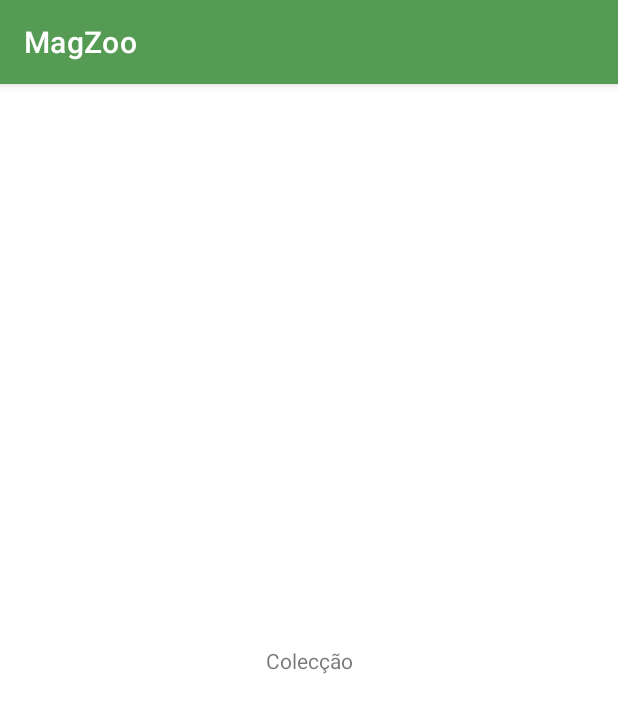
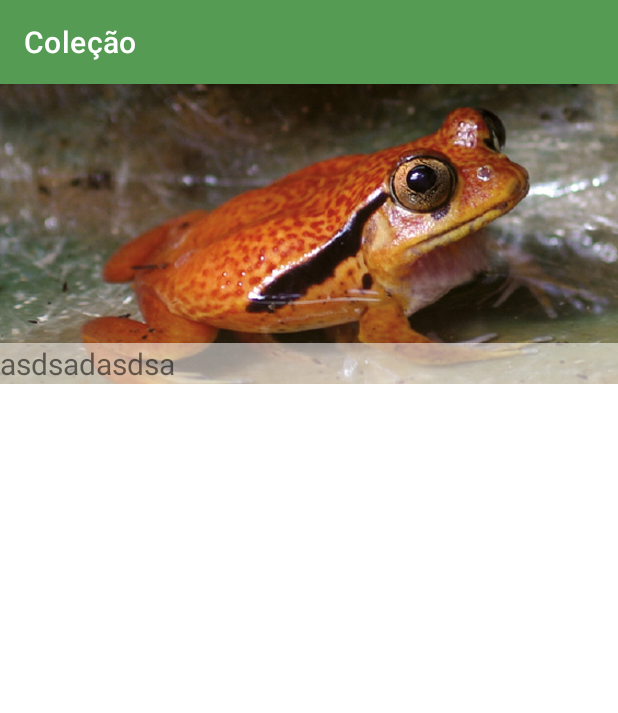
Before and after one commit to magzoo/mag, an Android app: the Map screen opened directly, with no data from a screen before it, after a tap on an icon or button, on a phone screen of 412 x 824 dp. Shown: the top 713 px of the screen. Run offline under Robolectric (Android 15) with nearby library versions, the phone set to English and light mode, and no system bars.

Commit message:
splash, map, collection

```diff
--- a/app/src/main/java/com/example/magzoo/Map.java
+++ b/app/src/main/java/com/example/magzoo/Map.java
@@ -7,10 +7,14 @@ import android.os.Bundle;
 
 import com.example.magzoo.Utilities.Utils;
 
+import androidx.annotation.NonNull;
 import androidx.appcompat.app.AppCompatActivity;
 import androidx.appcompat.widget.Toolbar;
+import androidx.core.view.MotionEventCompat;
 
 import android.util.Log;
+import android.view.Menu;
+import android.view.MenuItem;
 import android.view.MotionEvent;
 import android.view.View;
 import android.widget.Button;
@@ -21,9 +25,6 @@ public class Map extends AppCompatActivity {
 
     private ImageButton btnCollection;
     private ImageButton btnAwards;
-    private Button btnProfile;
-    private Button btnLogout;
-    private Button btnCredits;
     private LinearLayout Layout;
 
     @SuppressLint("ClickableViewAccessibility")
@@ -38,9 +39,6 @@ public class Map extends AppCompatActivity {
         Log.d("bajoraz", "coord1" + Layout);
         btnCollection = findViewById(R.id.btnCollection);
         btnAwards = findViewById(R.id.btnAwards);
-        btnProfile = findViewById(R.id.btnProfile);
-        btnLogout = findViewById(R.id.btnLogout);
-        btnCredits = findViewById(R.id.btnCredits);
         Log.d("bajoraz", "coord1");
 
         btnCollection.setOnClickListener(new View.OnClickListener() {
@@ -58,55 +56,51 @@ public class Map extends AppCompatActivity {
                 startActivity(intent);
             }
         });
-        Log.d("bajoraz", "coord3");
-        btnProfile.setOnClickListener(new View.OnClickListener() {
-            @Override
-            public void onClick(View v) {
-                Intent intent = new Intent(Map.this, Profile.class);
-                startActivity(intent);
-            }
-        });
-        Log.d("bajoraz", "coord4");
-        btnLogout.setOnClickListener(new View.OnClickListener() {
-            @Override
-            public void onClick(View v) {
-                //limpar as shared preferences
-                SharedPreferences sharedLogin = getSharedPreferences("SHARED_PREFS", MODE_PRIVATE);
-                SharedPreferences.Editor editor = sharedLogin.edit();
-                editor.putString("email", "");
-                editor.putString("pass", "");
-                editor.commit();
-
-                Intent intent = new Intent(Map.this, Login.class);
-                startActivity(intent);
-            }
-        });
-        Log.d("bajoraz", "coord5");
-        btnCredits.setOnClickListener(new View.OnClickListener() {
-            @Override
-            public void onClick(View v) {
-                Intent intent = new Intent(Map.this, Credits.class);
-                startActivity(intent);
-            }
-        });
         Log.d("bajoraz", "coord6");
 
         Layout.setOnTouchListener(new View.OnTouchListener() {
             @Override
             public boolean onTouch(View v, MotionEvent event) {
-                Log.d("bajoraz", "if1");
-                if(event.getAction() == MotionEvent.ACTION_UP){
+                if(event.getAction() ==  MotionEvent.ACTION_CANCEL)
+                {
+                    return false;
+                }
+                if (event.getAction() == MotionEvent.ACTION_UP)
+                {
                     Log.d("bajoraz", "if2");
-                    if (event.getAction() == MotionEvent.ACTION_DOWN) {
-                        Log.d("bajoraz", "if3");
-                        float x = event.getX();
-                        float y = event.getY();
-                        Log.d("bajoraz", "coordX Y: " + Utils.convertPixelsToDp(Map.this, x) + " " + Utils.convertPixelsToDp(Map.this, y));
-                        relocateLayout(x, y);
-                    }
-                    return true;
+                    float x = event.getX();
+                    float y = event.getY();
+                    Log.d("bajoraz", "coordX Y: " + Utils.convertPixelsToDp(Map.this, x) + " " + Utils.convertPixelsToDp(Map.this, y));
+                    relocateLayout(x, y);
+                    return false;
                 }
-                return false;
+                return true;
+
+//                int action = event.getAction();
+//
+//                switch(action) {
+//                    case (MotionEvent.ACTION_DOWN) :
+//                        Log.d("bajoraz","Action was DOWN");
+//                        return true;
+//                    case (MotionEvent.ACTION_MOVE) :
+//                        Log.d("bajoraz","Action was MOVE");
+//                        return true;
+//                    case (MotionEvent.ACTION_UP) :
+//
+//                        Log.d("bajoraz","Action was UP");
+//                        return true;
+//                    case (MotionEvent.ACTION_CANCEL) :
+//                        Log.d("bajoraz","Action was CANCEL");
+//                        return true;
+//                    case (MotionEvent.ACTION_OUTSIDE) :
+//                        Log.d("bajoraz","Movement occurred outside bounds " +
+//                                "of current screen element");
+//                        return true;
+//                    default :
+//                        return false;
+//                }
+
+
             }
         });
         Log.d("bajoraz", "coord7");
@@ -117,16 +111,61 @@ public class Map extends AppCompatActivity {
         Log.d("bajoraz", "W" + this.getResources().getDisplayMetrics().widthPixels);
         Log.d("bajoraz", "H" + this.getResources().getDisplayMetrics().heightPixels);
         */
+
     }
 
     private void relocateLayout(float x, float y){
         float centroX = (float)this.getResources().getDisplayMetrics().widthPixels/2;
         float centroY = (float)this.getResources().getDisplayMetrics().heightPixels/2;
+        Log.d("bajoraz", "Cx: " + centroX);
+        Log.d("bajoraz", "Cy: " + centroY);
+
 
         float layoutX = Layout.getX();
         float layoutY = Layout.getY();
-        Layout.setX(layoutX-(x - layoutX + centroX));
-        Layout.setY(layoutY-(y - layoutY + centroY));
+        Log.d("bajoraz", "Lx: " + layoutX);
+        Log.d("bajoraz", "Ly: " + layoutY);
+
+
+        Layout.setX(layoutX-(x + layoutX - centroX));
+        Layout.setY(layoutY-(y + layoutY - centroY));
+        //Layout.setY(layoutY+20);
+        Log.d("bajoraz","ResultY: " + (layoutY-(y - layoutY + centroY)));
+        Log.d("bajoraz", "layoutY: " + Layout.getY());
     }
 
+
+    @Override
+    public boolean onCreateOptionsMenu(Menu menu) {
+        getMenuInflater().inflate(R.menu.menu, menu);
+        return true;
+    }
+
+    @Override
+    public boolean onOptionsItemSelected(@NonNull MenuItem item) {
+        int id = item.getItemId();
+        Intent intent = null;
+        switch (id)
+        {
+            case R.id.creditos:
+                 intent = new Intent(Map.this, Credits.class);
+                break;
+            case R.id.perfil:
+                intent = new Intent(Map.this, Profile.class);
+                break;
+            case R.id.logout:
+                SharedPreferences sharedLogin = getSharedPreferences("SHARED_PREFS", MODE_PRIVATE);
+                SharedPreferences.Editor editor = sharedLogin.edit();
+                editor.putString("email", "");
+                editor.putString("pass", "");
+                editor.commit();
+
+                intent = new Intent(Map.this, Login.class);
+                break;
+        }
+        if (intent!=null)
+            startActivity(intent);
+
+        return true;
+    }
 }
--- a/app/src/main/res/layout/activity_collection.xml
+++ b/app/src/main/res/layout/activity_collection.xml
@@ -1,19 +1,42 @@
 <?xml version="1.0" encoding="utf-8"?>
-<androidx.constraintlayout.widget.ConstraintLayout xmlns:android="http://schemas.android.com/apk/res/android"
+<LinearLayout xmlns:android="http://schemas.android.com/apk/res/android"
     xmlns:app="http://schemas.android.com/apk/res-auto"
     xmlns:tools="http://schemas.android.com/tools"
     android:layout_width="match_parent"
     android:layout_height="match_parent"
-    tools:context=".Collection">
+    tools:context=".Collection"
+    android:orientation="vertical">
 
-    <TextView
-        android:id="@+id/textView"
-        android:layout_width="wrap_content"
-        android:layout_height="wrap_content"
-        android:text="Colecção"
-        app:layout_constraintBottom_toBottomOf="parent"
-        app:layout_constraintEnd_toEndOf="parent"
-        app:layout_constraintStart_toStartOf="parent"
-        app:layout_constraintTop_toTopOf="parent" />
 
-</androidx.constraintlayout.widget.ConstraintLayout>
+    <ScrollView
+        android:layout_width="match_parent"
+        android:layout_height="match_parent">
+
+        <LinearLayout
+            android:layout_width="match_parent"
+            android:layout_height="wrap_content"
+            android:orientation="vertical" >
+
+
+            <LinearLayout
+                android:layout_width="match_parent"
+                android:layout_height="200dp"
+                android:background="@drawable/ratomate"
+                android:gravity="bottom">
+                <LinearLayout
+                    android:layout_width="match_parent"
+                    android:layout_height="wrap_content"
+                    android:background="#88FFFFFF">
+                    <TextView
+                        android:layout_width="match_parent"
+                        android:layout_height="wrap_content"
+                        android:text="asdsadasdsa"
+                        android:textSize="20sp">
+
+                    </TextView>
+                </LinearLayout>
+            </LinearLayout>
+
+        </LinearLayout>
+    </ScrollView>
+</LinearLayout>
--- /dev/null
+++ b/app/src/main/res/menu/menu.xml
@@ -0,0 +1,6 @@
+<?xml version="1.0" encoding="utf-8"?>
+<menu xmlns:android="http://schemas.android.com/apk/res/android">
+    <item android:id="@+id/creditos" android:title="Creditos"/>
+    <item android:id="@+id/perfil" android:title="Perfil"/>
+    <item android:id="@+id/logout" android:title="Logout"/>
+</menu>
```
Also changed, not shown: app/src/main/AndroidManifest.xml (+31 -10 lines), app/src/main/java/com/example/magzoo/SplashScreen.java (+8 -1 lines), app/src/main/java/com/example/magzoo/Utilities/GIFView.java (added, +93 -0 lines), app/src/main/res/layout/activity_map.xml (+20 -43 lines), app/src/main/res/layout/activity_profile.xml (+6 -6 lines), app/src/main/res/layout/activity_splash_screen.xml (+9 -2 lines), app/src/main/res/layout/content_map.xml (+5 -5 lines), app/src/main/res/values/strings.xml (+8 -1 lines), app/src/main/res/drawable/awards.png (added), app/src/main/res/drawable/collection.png (added), app/src/main/res/drawable/piranhavermelha.jpg (added), app/src/main/res/drawable/player.png (added), app/src/main/res/drawable/ratomate.jpg (added), 3 other files.
